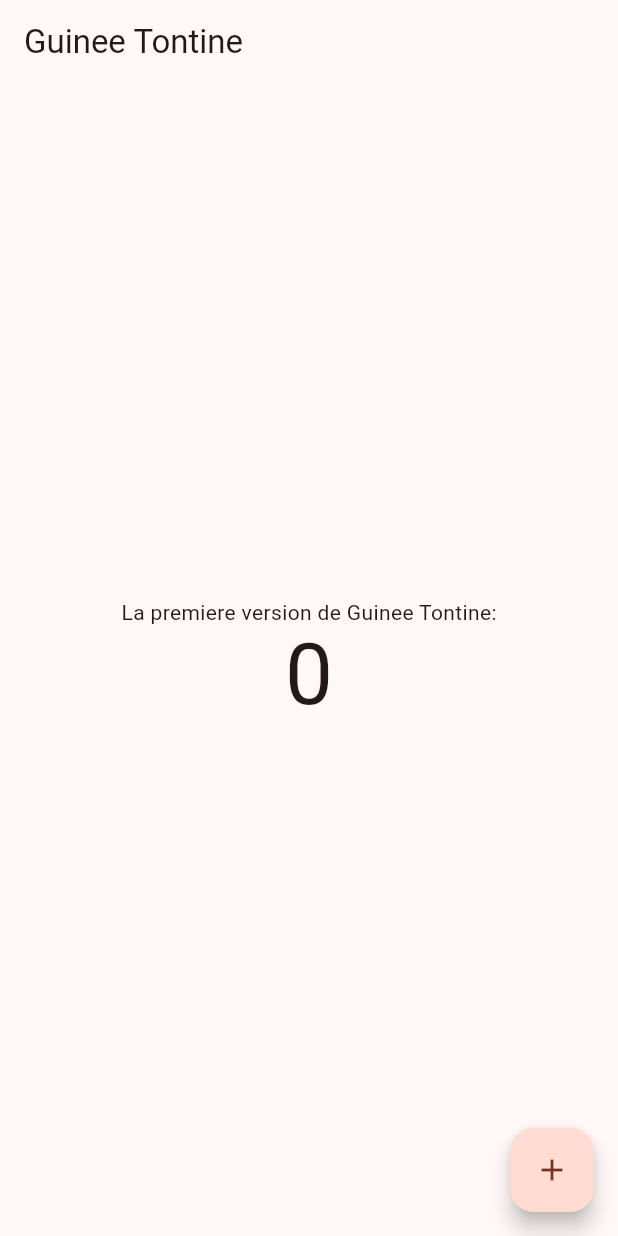
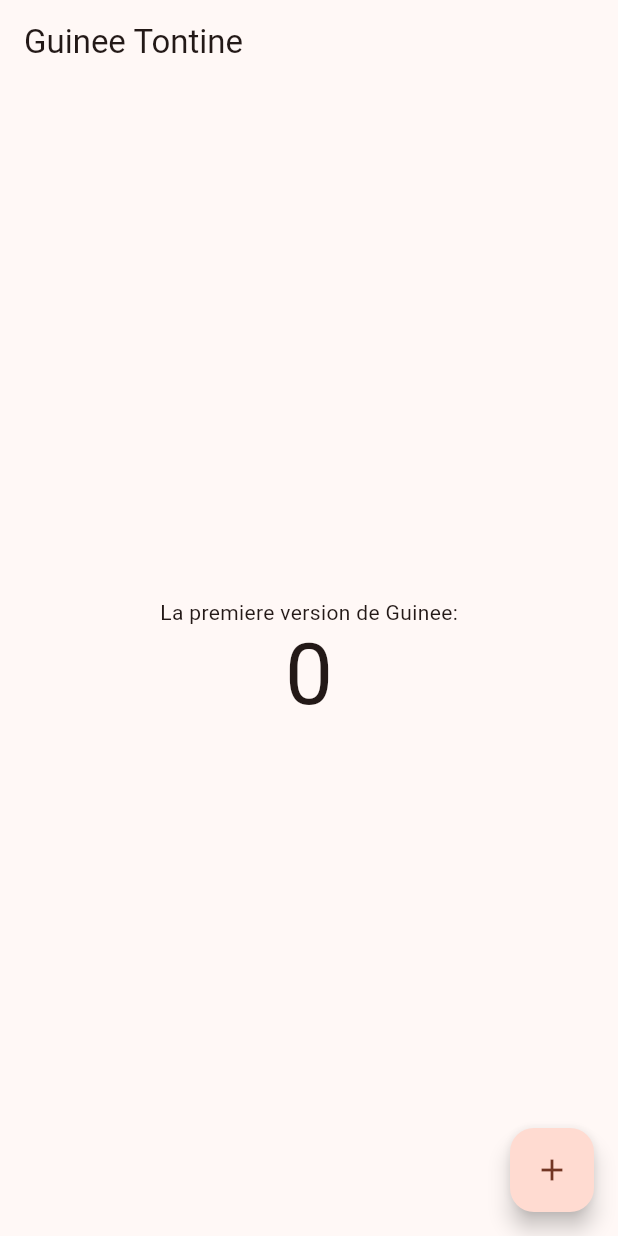
Before and after one commit to mobline/GuineeTontine, a Flutter app: the screen it shows after launch, on a phone screen of 412 x 824 dp. Run offline on Flutter 3.47's test engine with Material 2 defaults, Android fonts, the phone set to English and light mode, and no system bars.

Commit message:
Make small changes

```diff
--- a/lib/main.dart
+++ b/lib/main.dart
@@ -29,7 +29,6 @@ class MyApp extends StatelessWidget {
     );
   }
 }
-
 
 class MyHomePage extends StatefulWidget {
   const MyHomePage({super.key, required this.title});
@@ -98,7 +97,7 @@ class _MyHomePageState extends State<MyHomePage> {
           mainAxisAlignment: MainAxisAlignment.center,
           children: <Widget>[
             const Text(
-              'La premiere version de Guinee Tontine:',
+              'La premiere version de Guinee:',
             ),
             Text(
               '$_counter',
@@ -112,7 +111,6 @@ class _MyHomePageState extends State<MyHomePage> {
         tooltip: 'Increment',
         child: const Icon(Icons.add),
       ), // This trailing comma makes auto-formatting nicer for build methods.
-
     );
   }
 }
```
